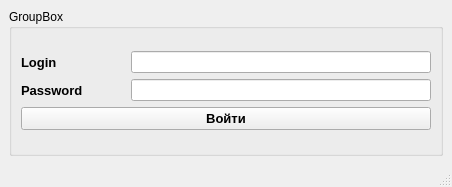
This is ui/login.ui in alexeygryzilov/DevPyQt as Qt 5 draws it before an edit. The edited form follows.
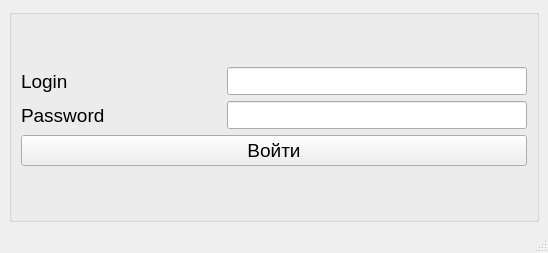
This is the edited form.

What changed in the file:
```diff
--- a/ui/login.ui
+++ b/ui/login.ui
@@ -6,8 +6,8 @@
    <rect>
     <x>0</x>
     <y>0</y>
-    <width>452</width>
-    <height>187</height>
+    <width>548</width>
+    <height>253</height>
    </rect>
   </property>
   <property name="windowTitle">
@@ -18,7 +18,7 @@
     <item>
      <widget class="QGroupBox" name="groupBox">
       <property name="title">
-       <string>GroupBox</string>
+       <string/>
       </property>
       <layout class="QVBoxLayout" name="verticalLayout_2">
        <item>
@@ -29,8 +29,8 @@
             <widget class="QLabel" name="label">
              <property name="font">
               <font>
-               <pointsize>10</pointsize>
-               <bold>true</bold>
+               <pointsize>14</pointsize>
+               <bold>false</bold>
               </font>
              </property>
              <property name="text">
@@ -68,6 +68,11 @@
                <height>0</height>
               </size>
              </property>
+             <property name="font">
+              <font>
+               <pointsize>13</pointsize>
+              </font>
+             </property>
             </widget>
            </item>
           </layout>
@@ -78,8 +83,8 @@
             <widget class="QLabel" name="label_2">
              <property name="font">
               <font>
-               <pointsize>10</pointsize>
-               <bold>true</bold>
+               <pointsize>14</pointsize>
+               <bold>false</bold>
               </font>
              </property>
              <property name="text">
@@ -114,6 +119,11 @@
                <height>0</height>
               </size>
              </property>
+             <property name="font">
+              <font>
+               <pointsize>13</pointsize>
+              </font>
+             </property>
             </widget>
            </item>
           </layout>
@@ -122,8 +132,8 @@
           <widget class="QPushButton" name="pushButton">
            <property name="font">
             <font>
-             <pointsize>10</pointsize>
-             <bold>true</bold>
+             <pointsize>14</pointsize>
+             <bold>false</bold>
             </font>
            </property>
            <property name="text">
```
Left out of the diff: 2 changed lines with no effect on the pictures.
